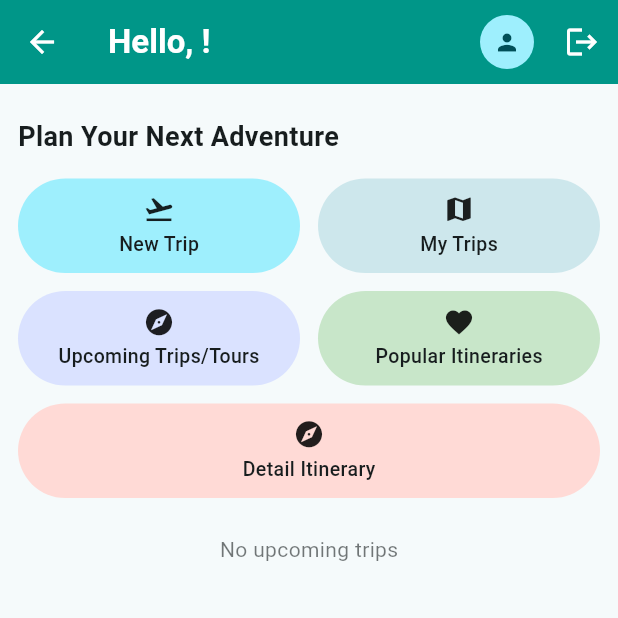
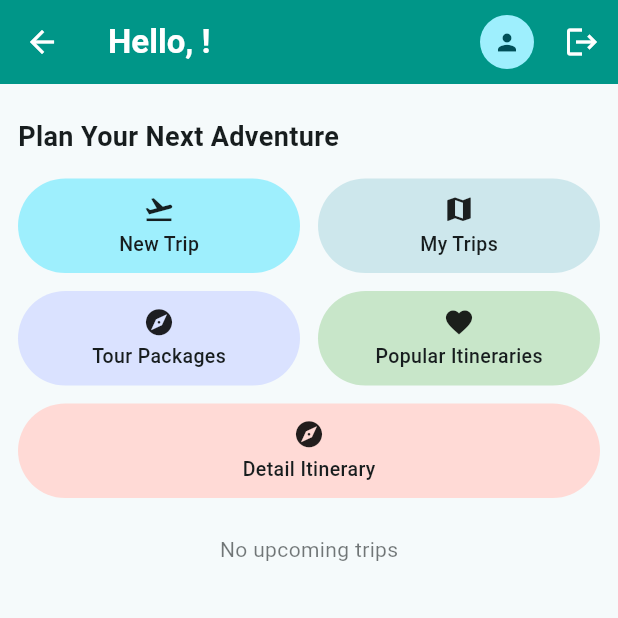
Before and after one commit to adhikarijii/RoamBot-AI-Trip-Planner-App, a Flutter app: the HomeScreen screen opened directly, on a phone screen of 412 x 824 dp, the top half of it. Run offline on Flutter 3.47's test engine with Material 3 defaults, Android fonts, the light colour scheme and no system bars; drawn by our look-alikes of flutter_animate; our stand-ins replace cached_network_image, carousel_slider, cloud_firestore, firebase_auth, firebase_core, firebase_storage and 9 more; accounts and stored records are empty; Roboto replaces fonts that are missing (Outfit).

Commit message:
updated Explore Tours

```diff
--- a/lib/screens/home_screen.dart
+++ b/lib/screens/home_screen.dart
@@ -513,7 +513,7 @@ class _HomeScreenState extends State<HomeScreen> with TickerProviderStateMixin {
               child: _buildActionButton(
                 context,
                 icon: Icons.explore,
-                label: 'Upcoming Trips/Tours',
+                label: 'Tour Packages',
                 color: theme.colorScheme.tertiaryContainer,
                 onTap: () {
                   Navigator.push(
--- a/lib/screens/upcoming_trips_screen.dart
+++ b/lib/screens/upcoming_trips_screen.dart
@@ -72,7 +72,7 @@ class _UpcomingTripScreenState extends State<UpcomingTripsScreen> {
   @override
   Widget build(BuildContext context) {
     return Scaffold(
-      appBar: CustomAppBar(title: "Upcoming Trips"),
+      appBar: CustomAppBar(title: "Upcoming Tours"),
       body:
           isLoading
               ? buildShimmerLoader()
```
